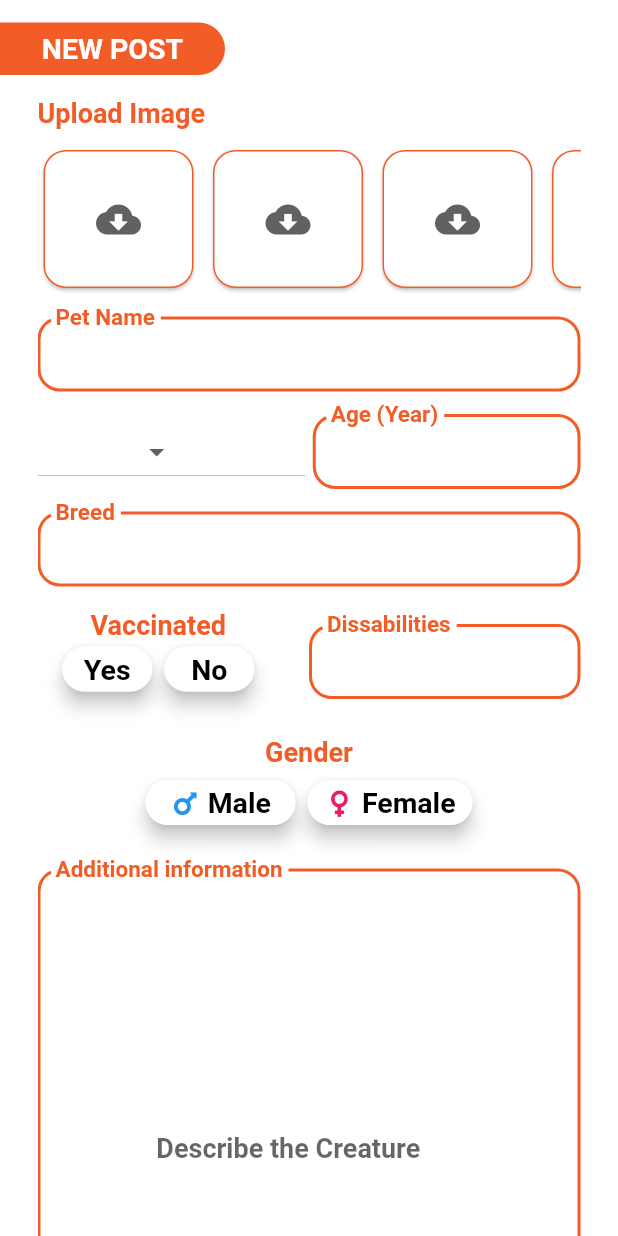
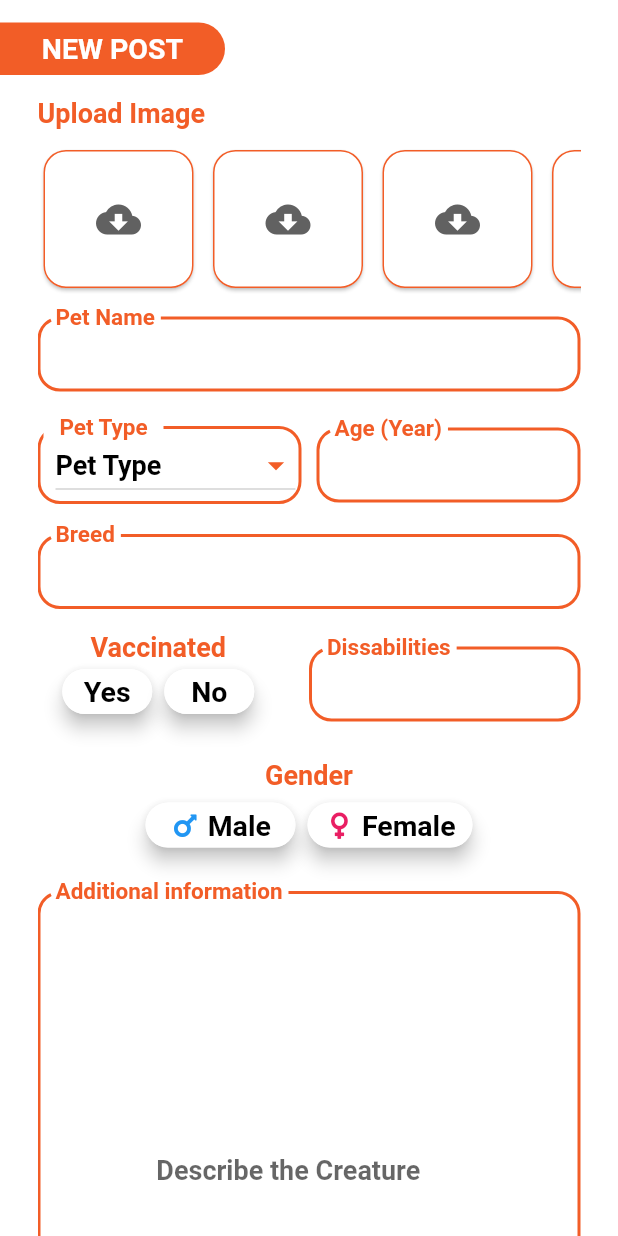
Before and after one commit to AfnanFader/Assignment-MAD, a Flutter app: the NewPostPage screen opened directly, on a phone screen of 412 x 824 dp. Run offline on Flutter 3.47's test engine with Material 2 defaults, Android fonts, the phone set to English and light mode, and no system bars; our stand-ins replace cloud_firestore, firebase_auth, firebase_core, font_awesome_flutter, salomon_bottom_bar; accounts and stored records are empty.

Commit message:
minor tweak

```diff
--- a/lib/pages/LoginPage.dart
+++ b/lib/pages/LoginPage.dart
@@ -580,7 +580,7 @@ class _RegisterPageState extends State<RegisterPage> {
           isDense: true,
           errorBorder: _borderDecorationError,
           focusedErrorBorder: _borderDecoration,
-          labelText: 'Address',
+          labelText: 'Address (Optional)',
           hintStyle: TextStyle(color: Colors.white54),
           hintText: 'No 45, Taman Selayang,\nBandar Baru, Puchong,\n50803, Kuala Lumpur',
           labelStyle: TextStyle(color: Colors.white, fontSize: 21, fontWeight: FontWeight.bold),
--- a/lib/pages/NewPostPage.dart
+++ b/lib/pages/NewPostPage.dart
@@ -18,8 +18,9 @@ class _NewPostPageState extends State<NewPostPage> {
   final TextEditingController _addInfoController = TextEditingController();
   final List<String> _petType = [
     'Cat', 'Dog', 'Hamster', 'Crocodile',
-    'Birds', 'Elephant', 'Tiger'
+    'Birds', 'Elephant', 'Tiger' ,'Pet Type'
   ];
+  String _dropdownvalue = 'Pet Type';
   bool _isVacinated;
   bool _isMale;
   final _borderDecoration = OutlineInputBorder(
@@ -112,24 +113,44 @@ class _NewPostPageState extends State<NewPostPage> {
                         Padding(
                           padding: EdgeInsets.only(top: 15),
                           child: Container(
-                            child: Row(
+                            height: 60,
+                            // color: Colors.red,
+                            child: Stack(
+                              alignment: Alignment.bottomCenter,
+                              children : [
+                                Row(
                                   children: [
                                     Expanded(
+                                      child: Container(
+                                        decoration: BoxDecoration(
+                                          borderRadius: BorderRadius.circular(15),
+                                          border: Border.all(width: 2, color: primarySwatch)
+                                        ),
+                                        child: Padding(
+                                          padding: EdgeInsets.only(left: 10, right: 2),
                                           child: DropdownButton<String>(
+                                            style: _textInputStyle,
+                                            iconSize: 26,
+                                            iconEnabledColor: primarySwatch,
+                                            isExpanded: true,
+                                            value: _dropdownvalue,
                                             items: _petType.map((value) {
                                               return DropdownMenuItem(
                                                 value: value,
                                                 child: Text(value),
                                               );
                                             }).toList(),
-                                    onChanged: (value) {},
+                                            onChanged: (value) => setState(() => _dropdownvalue = value),
+                                          ),
+                                        )
                                       ),
                                     ),
-                                SizedBox(width: 5,),
+                                    SizedBox(width: 10,),
                                     Expanded(
                                       child: Container(
                                         height: 50,
                                         child: TextFormField(
+                                          keyboardType: TextInputType.number,
                                           style: _textInputStyle,
                                           controller: _ageController,
                                           decoration: InputDecoration(
@@ -144,10 +165,21 @@ class _NewPostPageState extends State<NewPostPage> {
                                     )
                                   ],
                                 ),
+                                Positioned(
+                                  top: 0,
+                                  left: 4,
+                                  child: Container(
+                                    width: 80,
+                                    color: Colors.white,
+                                    child: Center(child: Text('Pet Type', style: TextStyle(color: primarySwatch, fontSize: 15, fontWeight: FontWeight.bold),)),
+                                  ),
+                                )
+                              ]
+                            ),
                           ),
                         ),
                         Padding(
-                          padding: EdgeInsets.only(top: 15),
+                          padding: EdgeInsets.only(top: 20),
                           child: Container(
                             height: 50,
                             child: TextFormField(
--- a/pubspec.yaml
+++ b/pubspec.yaml
@@ -32,6 +32,10 @@ dependencies:
   #icons and layout
   font_awesome_flutter: ^8.10.1
   salomon_bottom_bar: ^2.0.0
+
+  #image plugin
+  multi_image_picker: ^4.7.14
+  image_picker: ^0.6.7+15
 
   #state management
   provider: ^4.3.2+3
```
Also changed, not shown: lib/main.dart (+14 -2 lines), lib/pages/EditProfilePage.dart (+8 -5 lines), lib/pages/ProfilePage.dart (+5 -12 lines), assets/image/cat-noodle.gif (added), assets/image/nothing.gif (added), pubspec.lock. Lines whose indentation alone changed are shown as unchanged.
